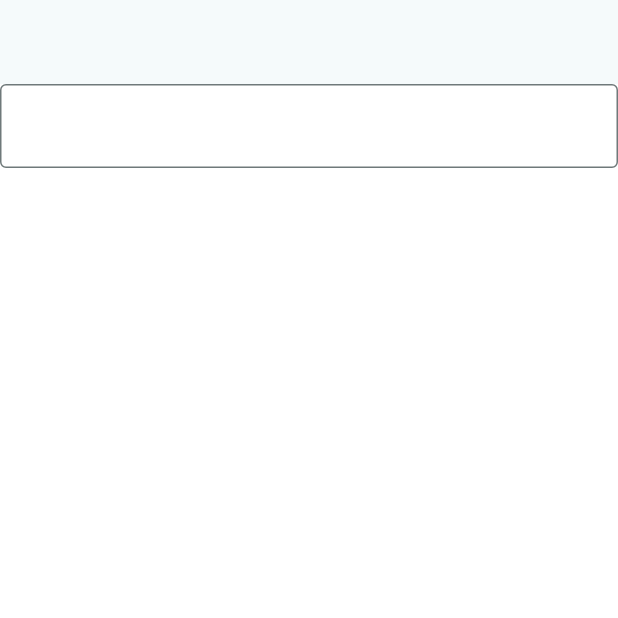
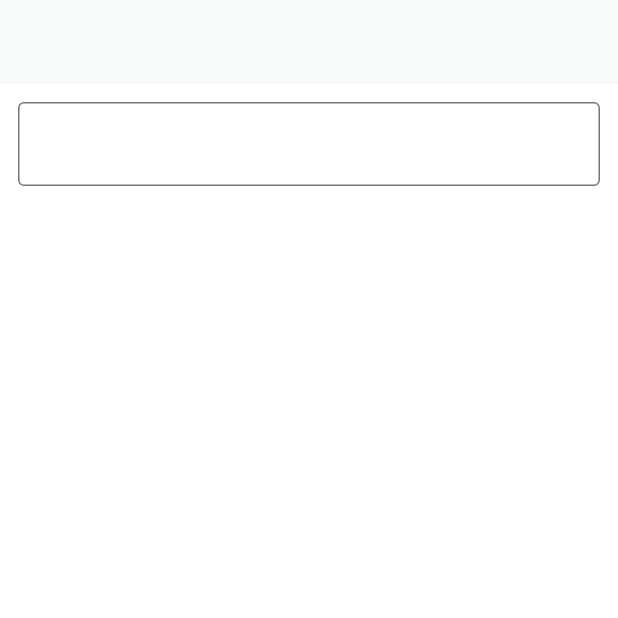
Before and after one commit to Olanrewaaju/Exer, a Flutter app: the SearchScreen screen opened directly, on a phone screen of 412 x 824 dp, the top half of it. Run offline on Flutter 3.47's test engine with Material 3 defaults, Android fonts, the light colour scheme and no system bars; network calls fail.

Commit message:
Feat: Fixed the search screen

```diff
--- a/lib/main.dart
+++ b/lib/main.dart
@@ -2,6 +2,7 @@ import 'package:exer/reusable_widgets/bottom_navi.dart';
 import 'package:exer/screens/test1.dart';
 import 'package:exer/state_management/provider_full_details.dart';
 import 'package:exer/state_management/provider_part.dart';
+import 'package:exer/state_management/provider_search.dart';
 import 'package:exer/state_management/saved_exercise.dart';
 import 'package:flutter/material.dart';
 import 'package:provider/provider.dart';
@@ -20,7 +21,7 @@ class MyApp extends StatelessWidget {
       providers: [
         ChangeNotifierProvider(create: (context) => SavedExercise()),
         ChangeNotifierProvider(create: (context) => ProviderPart()),
-
+        ChangeNotifierProvider(create: (context) => ProviderSearch()),
         ChangeNotifierProvider(create: (context) => ProviderFullDetails()),
       ],
       child: MaterialApp(
--- a/lib/reusable_widgets/bottom_navi.dart
+++ b/lib/reusable_widgets/bottom_navi.dart
@@ -1,4 +1,4 @@
-import 'package:exer/reusable_widgets/search_screen.dart';
+import 'package:exer/screens/search_screen.dart';
 
 import '../screens/bookmarked_screen.dart';
 import 'package:flutter/material.dart';
--- a/lib/reusable_widgets/search_screen.dart
+++ /dev/null
@@ -1,22 +0,0 @@
-import 'package:flutter/material.dart';
-
-class SearchScreen extends StatefulWidget {
-  const SearchScreen({super.key});
-
-  @override
-  State<SearchScreen> createState() => _SearchScreenState();
-}
-
-class _SearchScreenState extends State<SearchScreen> {
-  @override
-  Widget build(BuildContext context) {
-    return Scaffold(
-      appBar: AppBar(),
-      body: Column(
-        children: [
-          TextField(decoration: InputDecoration(border: OutlineInputBorder())),
-        ],
-      ),
-    );
-  }
-}
--- /dev/null
+++ b/lib/screens/search_screen.dart
@@ -0,0 +1,47 @@
+import 'package:exer/screens/bookmarked_screen.dart';
+import 'package:exer/screens/search_display.dart';
+import 'package:exer/state_management/provider_search.dart';
+import 'package:flutter/material.dart';
+import 'package:provider/provider.dart';
+
+class SearchScreen extends StatefulWidget {
+  const SearchScreen({super.key});
+
+  @override
+  State<SearchScreen> createState() => _SearchScreenState();
+}
+
+class _SearchScreenState extends State<SearchScreen> {
+  final TextEditingController searchValue = TextEditingController();
+  @override
+  Widget build(BuildContext context) {
+    return Scaffold(
+      appBar: AppBar(),
+      body: Padding(
+        padding: const EdgeInsets.all(12.0),
+        child: Column(
+          children: [
+            TextField(
+              onSubmitted: (value) {
+                // Update provider BEFORE navigating
+                context.read<ProviderSearch>().searches(searchValue.text);
+
+                Navigator.push(
+                  context,
+                  MaterialPageRoute(
+                    builder: (context) {
+                      return SearchDisplay();
+                    },
+                  ),
+                );
+              },
+
+              controller: searchValue,
+              decoration: InputDecoration(border: OutlineInputBorder()),
+            ),
+          ],
+        ),
+      ),
+    );
+  }
+}
--- /dev/null
+++ b/lib/state_management/provider_search.dart
@@ -0,0 +1,11 @@
+import 'package:flutter/material.dart';
+
+class ProviderSearch extends ChangeNotifier {
+  String _searchedWord = '';
+
+  String get searchedWord => _searchedWord;
+  void searches(String word) {
+    _searchedWord = word;
+    notifyListeners();
+  }
+}
```
Also changed, not shown: lib/screens/bookmarked_screen.dart (+12 -11 lines), lib/screens/full_details.dart (+15 -0 lines), lib/screens/search_display.dart (added, +118 -0 lines).
